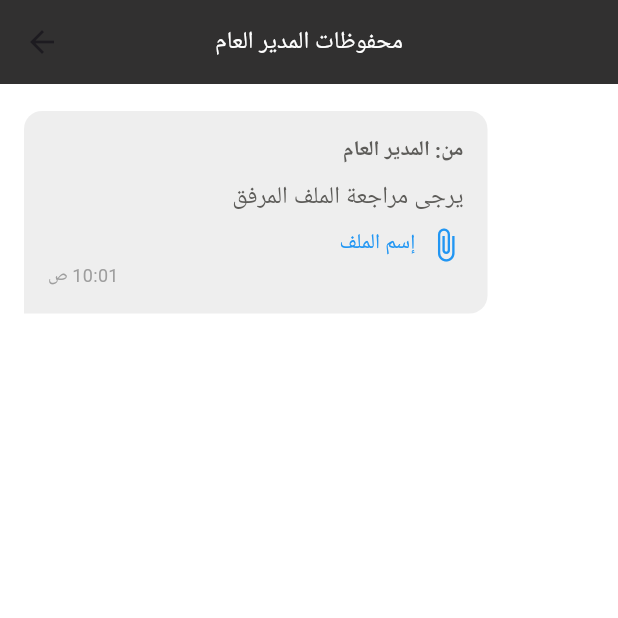
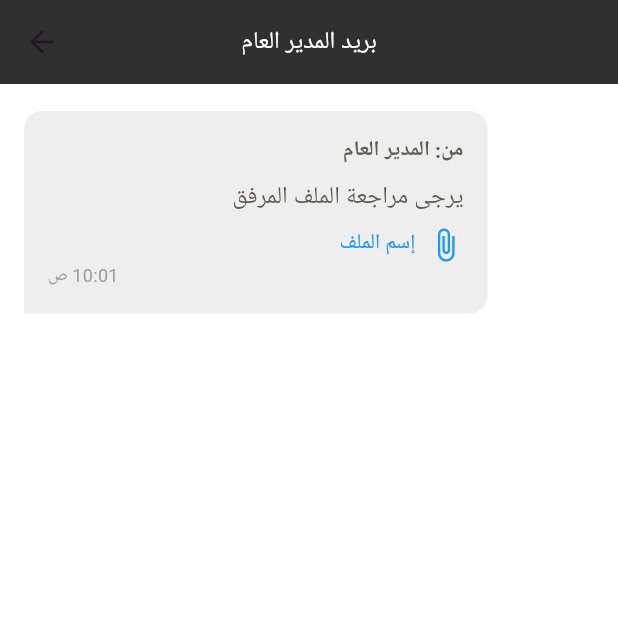
Before and after one commit to Ekram20/qacc_application, a Flutter app: the ArchivesAdminScreen screen opened directly, on a phone screen of 412 x 824 dp, the top half of it. Run offline on Flutter 3.47's test engine with Material 3 defaults, Android fonts, the phone set to English and light mode, and no system bars; our stand-ins replace auto_route, file_picker, font_awesome_flutter, gap, smooth_page_indicator; missing offline and left inert: syncfusion_flutter_pdfviewer; Roboto replaces fonts that are missing (Cairo).

Commit message:
تعديل (بريد المدير)

```diff
--- a/lib/bottom_navigation_bar_employees.dart
+++ b/lib/bottom_navigation_bar_employees.dart
@@ -69,7 +69,7 @@ class _BottomNavigationBarEmployeesState
               icon: Icon(Icons.archive),
             ),
             BottomNavigationBarItem(
-              label: "محفوظات المدير",
+              label: "بريد المدير العام",
               icon: Icon(Icons.business_center),
             ),
             BottomNavigationBarItem(
--- a/lib/views/archives_admin_screen.dart
+++ b/lib/views/archives_admin_screen.dart
@@ -20,7 +20,7 @@ final List<Message> messages = [
   Widget build(BuildContext context) {
     return Scaffold(
       appBar: AppBar(
-        title: Text('محفوظات المدير العام', style: Theme.of(context).textTheme.bodySmall),
+        title: Text('بريد المدير العام', style: Theme.of(context).textTheme.bodySmall),
         centerTitle: true,
       ),
       body: Directionality(
```
